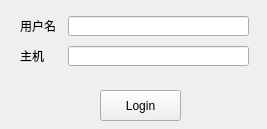
Before: the Qt Designer form client_gui/login.ui in dishangti/SpecArt, drawn with Qt 5.
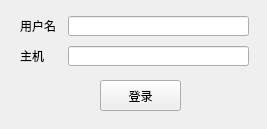
After: the same form once the commit is applied.

Patch:
```diff
--- a/client_gui/login.ui
+++ b/client_gui/login.ui
@@ -64,13 +64,13 @@
     <property name="geometry">
      <rect>
       <x>100</x>
-      <y>90</y>
+      <y>80</y>
       <width>81</width>
       <height>31</height>
      </rect>
     </property>
     <property name="text">
-     <string>Login</string>
+     <string>登录</string>
     </property>
    </widget>
   </widget>
```
